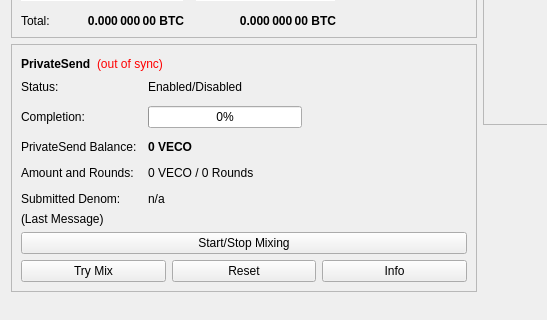
Qt form src/qt/forms/overviewpage.ui (CryptoDevelopmentServices/AdventureCoin) before a commit; both pictures show x 0 to 547 and y 178 to 498 of the 960 by 585 pixel window.
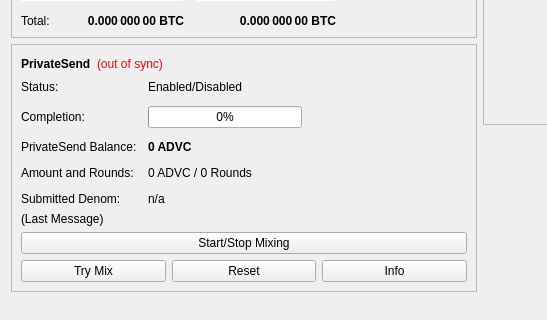
The same form after that commit.

Diff of the .ui file:
```diff
--- a/src/qt/forms/overviewpage.ui
+++ b/src/qt/forms/overviewpage.ui
@@ -514,7 +514,7 @@
                </font>
               </property>
               <property name="text">
-               <string notr="true">0 VECO</string>
+               <string notr="true">0 ADVC</string>
               </property>
              </widget>
             </item>
@@ -528,7 +528,7 @@
             <item row="3" column="1">
              <widget class="QLabel" name="labelAmountRounds">
               <property name="text">
-               <string>0 VECO / 0 Rounds</string>
+               <string>0 ADVC / 0 Rounds</string>
               </property>
              </widget>
             </item>
```
Left out of the diff: 6 changed lines with no effect on the pictures.
